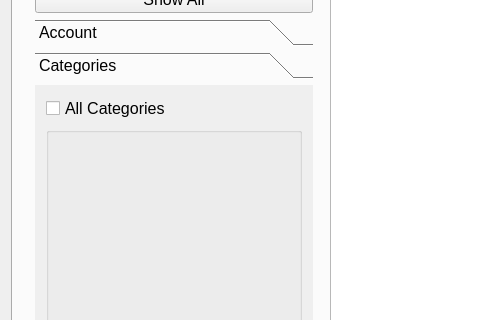
tallest4eva/qt-TransactionManager, file transactionmanager.ui: the form before one commit; both pictures show x 0 to 480 and y 92 to 412 of the 1234 by 685 pixel window.
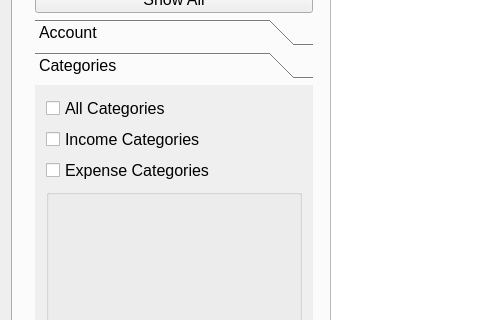
The form after the commit. The open tabs and pages were chosen to show the change.

Diff of the .ui file:
```diff
--- a/transactionmanager.ui
+++ b/transactionmanager.ui
@@ -351,6 +351,20 @@
                  </property>
                 </widget>
                </item>
+               <item>
+                <widget class="QCheckBox" name="transactionIncomeCategoriesCheckBox">
+                 <property name="text">
+                  <string>Income Categories</string>
+                 </property>
+                </widget>
+               </item>
+               <item>
+                <widget class="QCheckBox" name="transactionExpenseCategoriesCheckBox">
+                 <property name="text">
+                  <string>Expense Categories</string>
+                 </property>
+                </widget>
+               </item>
                <item>
                 <widget class="QGroupBox" name="transactionCategoriesGroupBox">
                  <property name="font">
```
Left out of the diff: 14 changed lines with no effect on the pictures.
